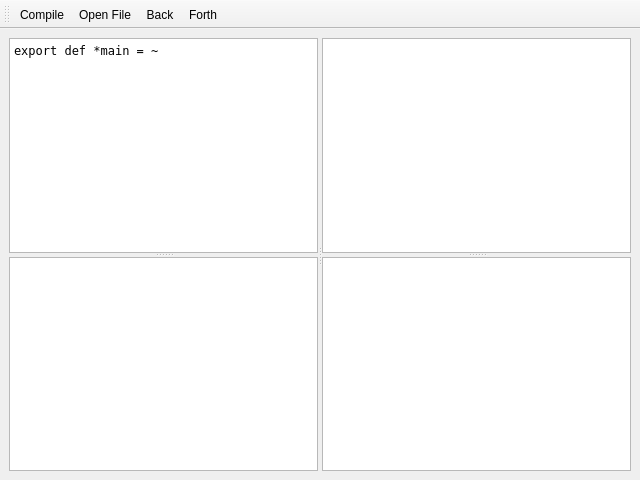
First picture: the form in tools/ylliab/yphbtwindow.ui, repository 8051Enthusiast/yabo, before the edit.
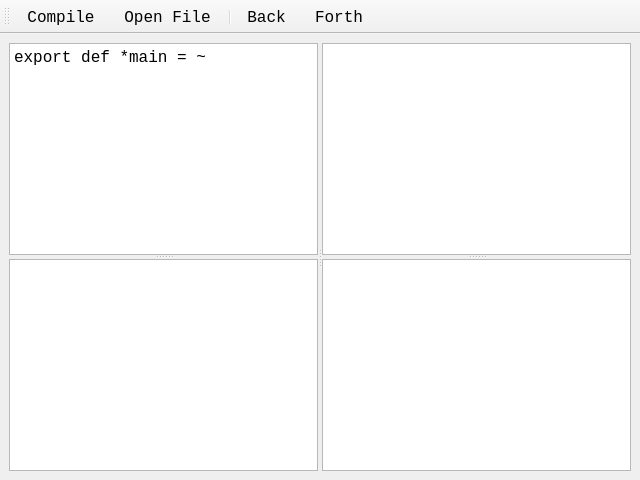
Second picture: the form after the edit. Custom widgets are drawn as their Qt base class.

Commit message:
make font resizable with ctrl+/-
since yphbt is an online app, it's best for accessibility if the font can be made bigger

```diff
--- a/tools/ylliab/yphbtwindow.ui
+++ b/tools/ylliab/yphbtwindow.ui
@@ -10,6 +10,12 @@
     <height>480</height>
    </rect>
   </property>
+  <property name="font">
+   <font>
+    <family>Monospace</family>
+    <pointsize>12</pointsize>
+   </font>
+  </property>
   <property name="windowTitle">
    <string>yphbt</string>
   </property>
@@ -25,13 +31,6 @@
         <enum>Qt::Vertical</enum>
        </property>
        <widget class="QPlainTextEdit" name="plainTextEdit">
-        <property name="font">
-         <font>
-          <family>  DejaVu Sans Mono</family>
-          <italic>false</italic>
-          <bold>false</bold>
-         </font>
-        </property>
         <property name="plainText">
          <string>export def *main = ~</string>
         </property>
@@ -43,6 +42,7 @@
         <property name="font">
          <font>
           <family>DejaVu Sans Mono</family>
+          <pointsize>12</pointsize>
           <italic>false</italic>
           <bold>false</bold>
          </font>
@@ -106,6 +106,7 @@
    </attribute>
    <addaction name="actionCompile"/>
    <addaction name="actionLoadFile"/>
+   <addaction name="separator"/>
    <addaction name="actionBack"/>
    <addaction name="actionForth"/>
   </widget>
```
Left out of the diff: 16 changed lines with no effect on the pictures. The commit also changes 6 other files.
